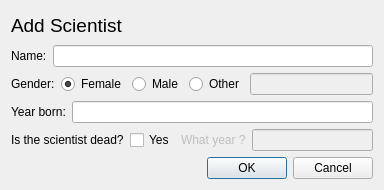
First picture: the form in vln-vika3/vln3/addscientistdialog.ui, repository hoddiingi/vln1-2016, before the edit.
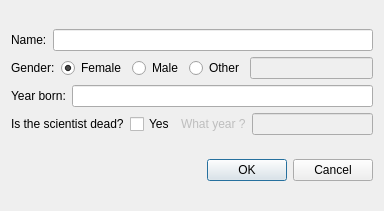
Second picture: the form after the edit. Icons and pictures are not drawn.

```diff
--- a/vln-vika3/vln3/addscientistdialog.ui
+++ b/vln-vika3/vln3/addscientistdialog.ui
@@ -7,7 +7,7 @@
     <x>0</x>
     <y>0</y>
     <width>384</width>
-    <height>190</height>
+    <height>211</height>
    </rect>
   </property>
   <property name="windowTitle">
@@ -16,18 +16,6 @@
   <layout class="QVBoxLayout" name="verticalLayout_2">
    <item>
     <layout class="QVBoxLayout" name="verticalLayout">
-     <item>
-      <widget class="QLabel" name="label_6">
-       <property name="font">
-        <font>
-         <pointsize>14</pointsize>
-        </font>
-       </property>
-       <property name="text">
-        <string>Add Scientist</string>
-       </property>
-      </widget>
-     </item>
      <item>
       <layout class="QHBoxLayout" name="horizontalLayout_3">
        <item>
```
Left out of the diff: 10 changed lines with no effect on the pictures.
